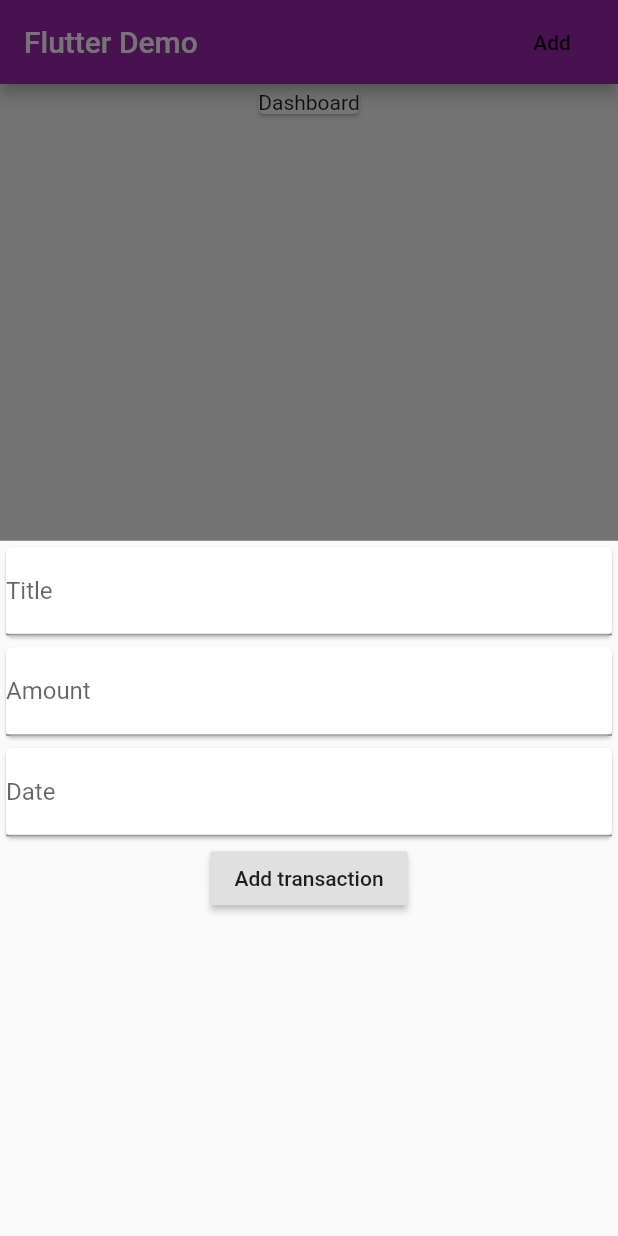
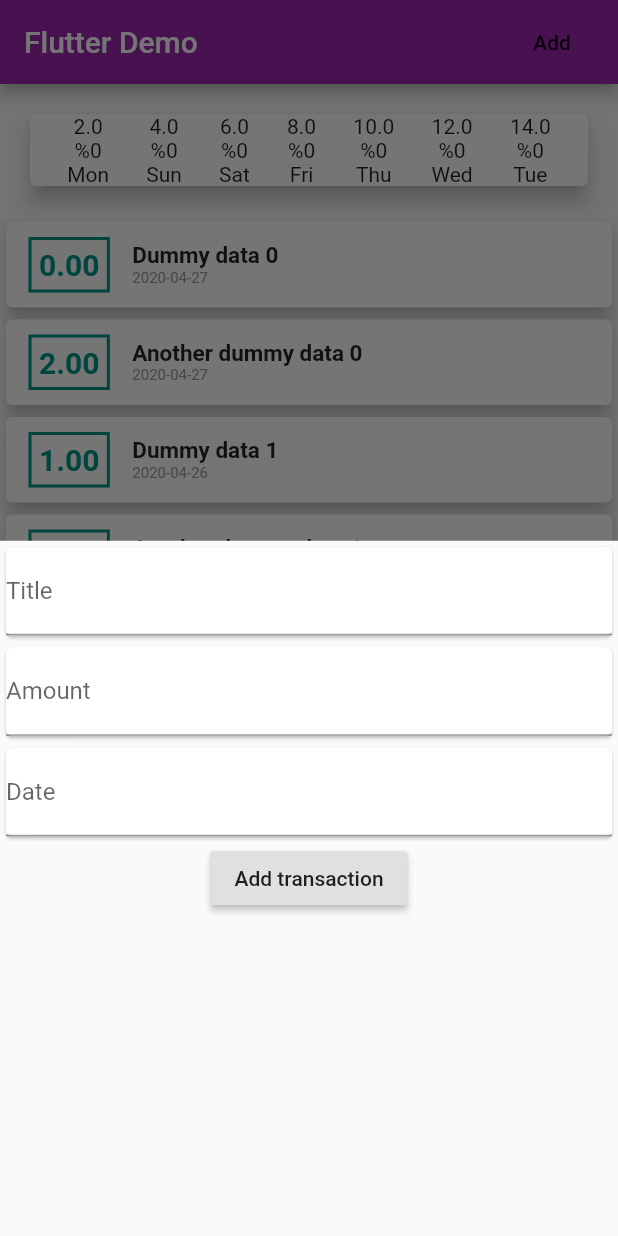
Before and after one commit to syntaxerror00100/mobile_flutter_expense_tracker, a Flutter app: the screen it shows after launch, after a tap on "Add", on a phone screen of 412 x 824 dp. Run offline on Flutter 3.47's test engine with Material 2 defaults, Android fonts, the phone set to English and light mode, and no system bars.

Commit message:
Added chart

```diff
--- /dev/null
+++ b/lib/Components/Chart1.dart
@@ -0,0 +1,67 @@
+import 'package:expense_tracker/Models/TransactionModel.dart';
+import 'package:flutter/material.dart';
+import 'package:intl/intl.dart';
+
+class Chart1 extends StatelessWidget {
+  final List<TransactionModel> recentTransactions;
+
+  Chart1(this.recentTransactions);
+
+  List<Map<String, Object>> get _getGroupedTransactionValues {
+    return List.generate(7, (index) {
+      final weekday = DateTime.now().subtract(Duration(days: index));
+      final overallTotal = transactionsTotalAmount;
+      final trans = recentTransactions
+          .where((x) =>
+              x.date.month == weekday.month &&
+              x.date.day == weekday.day &&
+              x.date.year == weekday.year)
+          .toList();
+
+      double totalAmount = 0;
+
+      trans.forEach((i) => totalAmount += i.amount);
+
+      final double average = (totalAmount / overallTotal) * 100;
+      // print(DateFormat.E().format(weekday));
+      // print(totalAmount);
+
+      return {
+        'day': DateFormat.E().format(weekday),
+        'amount': totalAmount,
+        'percent': average
+      };
+    });
+  }
+
+  double get transactionsTotalAmount {
+    double total = 0;
+    recentTransactions.forEach((item) => total += item.amount);
+
+    return total;
+  }
+
+  @override
+  Widget build(BuildContext context) {
+    print(_getGroupedTransactionValues[0]["day"]);
+
+    return Card(
+      elevation: 6,
+      margin: EdgeInsets.all(20),
+      child: Row(
+        mainAxisAlignment: MainAxisAlignment.spaceEvenly,
+        children: <Widget>[
+          ..._getGroupedTransactionValues.map((item) {
+            return Column(
+              children: <Widget>[
+                Text(item["amount"].toString()),
+                Text('%0'),
+                Text(item["day"])
+              ],
+            );
+          })
+        ],
+      ),
+    );
+  }
+}
--- a/lib/main.dart
+++ b/lib/main.dart
@@ -1,7 +1,9 @@
+import 'package:expense_tracker/Components/Chart1.dart';
 import 'package:expense_tracker/Models/TransactionModel.dart';
 import 'package:flutter/material.dart';
 import './Components/NewTransactionForm.dart';
 import './Components/TransactinList.dart';
+import './Components/Chart1.dart';
 
 void main() => runApp(MainAppEtnry());
 
@@ -38,6 +40,24 @@ class MyApp extends StatefulWidget {
 }
 
 class _MyAppState extends State<MyApp> {
+  _MyAppState() {
+    //INITIALIZE DUMMY DATA
+    for (int i = 0; i < 7; i++) {
+      final date = new DateTime.now().subtract(Duration(days: i));
+      _transactions.add(new TransactionModel(
+          id: i.toString(),
+          title: 'Dummy data $i',
+          amount: double.parse(i.toString()),
+          date: date));
+
+      _transactions.add(new TransactionModel(
+          id: i.toString(),
+          title: 'Another dummy data $i',
+          amount: double.parse((i + 2).toString()),
+          date: date));
+    }
+  }
+
   final List<TransactionModel> _transactions = [];
   void addTransactionHandler(TransactionModel tranObj, BuildContext ctx) {
     setState(() {
@@ -49,6 +69,13 @@ class _MyAppState extends State<MyApp> {
     });
 
     Navigator.of(ctx).pop();
+  }
+
+  List<TransactionModel> get recentTransactions {
+    return _transactions
+        .where(
+            (x) => x.date.isAfter(DateTime.now().subtract(Duration(days: 7))))
+        .toList();
   }
 
   void _startAddTransaction(BuildContext ctx) {
@@ -75,10 +102,14 @@ class _MyAppState extends State<MyApp> {
       body: ListView(
         children: <Widget>[
           Column(mainAxisAlignment: MainAxisAlignment.start, children: <Widget>[
-            Card(
-              child: Text("Dashboard"),
-            ),
-            new TransactionList(this._transactions)
+            new Chart1(recentTransactions),
+            _transactions.length > 0
+                ? new TransactionList(this._transactions)
+                : Card(
+                    elevation: 5,
+                    child: Container(
+                        margin: EdgeInsets.all(10),
+                        child: Text("No transactions yet")))
           ]),
         ],
       ),
```
Also changed, not shown: pubspec.yaml (+2 -7 lines), pubspec.lock.
